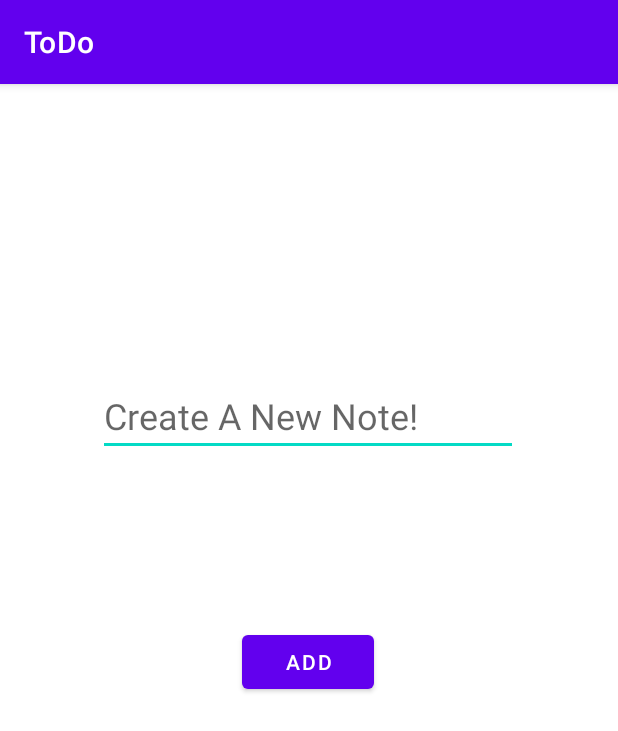
After one commit to suyash-nigam/myandroidproject, an Android app: the EditActivity screen opened directly, with no data from a screen before it, on a phone screen of 412 x 824 dp. The commit adds this screen. Shown: the top 731 px of the screen. Run offline under Robolectric (Android 15) with nearby library versions, the phone set to English and light mode, and no system bars.

Commit message:
using activities

```diff
--- /dev/null
+++ b/app/src/main/java/com/example/todo/EditActivity.kt
@@ -0,0 +1,64 @@
+package com.example.todo
+
+import android.content.Context
+import android.content.Intent
+import androidx.appcompat.app.AppCompatActivity
+import android.os.Bundle
+import android.util.Log
+import android.view.View
+import android.view.inputmethod.InputMethodManager
+import android.widget.Button
+import android.widget.EditText
+import android.widget.Toast
+import androidx.lifecycle.ViewModelProvider
+
+class EditActivity : AppCompatActivity() {
+
+    lateinit var createNote : EditText
+    lateinit var addButton: Button
+
+    override fun onCreate(savedInstanceState: Bundle?) {
+        super.onCreate(savedInstanceState)
+        setContentView(R.layout.activity_edit)
+
+        createNote = findViewById(R.id.createNote)
+        addButton = findViewById(R.id.addBtn)
+
+        showKeyboard(createNote)
+
+        if(intent.getSerializableExtra("note")!=null){
+            val note : Note = intent.getSerializableExtra("note") as Note
+            createNote.setText(note.noteDescription.toString())
+            addButton.setText("Update")
+            createNote.setSelection(note.noteDescription.length)
+            Log.d("here", "update note - ${note.id} ${note.noteDescription}")
+            addButton.setOnClickListener(){
+
+                Log.d("this", "about to delete")
+
+                note.noteDescription = createNote.text.toString()
+                intent.putExtra("newNote", note)
+                setResult(2, intent)
+                finish()
+            }
+        }
+        else{
+            addButton.setOnClickListener(){
+
+                val note : Note = Note("")
+                note.noteDescription = createNote.text.toString()
+                intent.putExtra("note", note)
+                setResult(2, intent)
+                finish()
+            }
+        }
+    }
+
+    fun showKeyboard(view : View){
+        if(view.requestFocus()){
+            var imm = getSystemService(Context.INPUT_METHOD_SERVICE) as InputMethodManager
+            imm.showSoftInput(view, InputMethodManager.SHOW_IMPLICIT)
+        }
+    }
+
+}
--- a/app/src/main/java/com/example/todo/Note.kt
+++ b/app/src/main/java/com/example/todo/Note.kt
@@ -3,9 +3,10 @@ package com.example.todo
 import androidx.room.ColumnInfo
 import androidx.room.Entity
 import androidx.room.PrimaryKey
+import java.io.Serializable
 
 @Entity(tableName = "notesTable")
-class Note(@ColumnInfo(name = "description") val noteDescription : String) {
+class Note(@ColumnInfo(name = "description") var noteDescription : String) : Serializable {
     @PrimaryKey(autoGenerate = true)
     var id = 0
 }
--- a/app/src/main/java/com/example/todo/NoteDao.kt
+++ b/app/src/main/java/com/example/todo/NoteDao.kt
@@ -6,7 +6,7 @@ import androidx.room.*
 @Dao
 interface NoteDao {
 
-    @Insert(onConflict = OnConflictStrategy.IGNORE)
+    @Insert(onConflict = OnConflictStrategy.REPLACE)
     suspend fun insert(note: Note)
 
     @Update
--- a/app/src/main/java/com/example/todo/NotesDatabase.kt
+++ b/app/src/main/java/com/example/todo/NotesDatabase.kt
@@ -12,7 +12,9 @@ abstract class NotesDatabase : RoomDatabase(){
     companion object{
         private lateinit var databaseInsatance : NotesDatabase
         fun getDatabase(context : Context) : NotesDatabase{
-            val instance = Room.databaseBuilder(context.applicationContext, NotesDatabase::class.java, "note_db").build()
+            val instance = Room.databaseBuilder(
+                context.applicationContext, NotesDatabase::class.java, "note_db")
+                .build()
             return instance
         }
     }
--- /dev/null
+++ b/app/src/main/res/layout/activity_edit.xml
@@ -0,0 +1,38 @@
+<?xml version="1.0" encoding="utf-8"?>
+<androidx.constraintlayout.widget.ConstraintLayout xmlns:android="http://schemas.android.com/apk/res/android"
+    xmlns:app="http://schemas.android.com/apk/res-auto"
+    xmlns:tools="http://schemas.android.com/tools"
+    android:layout_width="match_parent"
+    android:layout_height="match_parent"
+    tools:context=".EditActivity">
+
+    <EditText
+        android:id="@+id/createNote"
+        android:layout_width="wrap_content"
+        android:layout_height="wrap_content"
+        android:ems="10"
+        android:hint="Create A New Note!"
+        android:inputType="textPersonName"
+        android:text=""
+        android:textAlignment="textStart"
+        android:textSize="24sp"
+        app:layout_constraintBottom_toBottomOf="parent"
+        app:layout_constraintEnd_toEndOf="parent"
+        app:layout_constraintHorizontal_bias="0.496"
+        app:layout_constraintStart_toStartOf="parent"
+        app:layout_constraintTop_toTopOf="parent"
+        app:layout_constraintVertical_bias="0.272" />
+
+    <Button
+        android:id="@+id/addBtn"
+        android:layout_width="wrap_content"
+        android:layout_height="wrap_content"
+        android:text="ADD"
+        app:layout_constraintBottom_toBottomOf="parent"
+        app:layout_constraintEnd_toEndOf="parent"
+        app:layout_constraintHorizontal_bias="0.498"
+        app:layout_constraintStart_toStartOf="parent"
+        app:layout_constraintTop_toBottomOf="@+id/createNote"
+        app:layout_constraintVertical_bias="0.24" />
+
+</androidx.constraintlayout.widget.ConstraintLayout>
```
Also changed, not shown: app/src/main/AndroidManifest.xml (+3 -6 lines), app/src/main/java/com/example/todo/MainActivity.kt (+80 -26 lines), app/src/main/java/com/example/todo/MyAdapter.kt (+34 -5 lines), app/src/main/java/com/example/todo/NoteViewModel.kt (+15 -0 lines), app/src/main/res/layout/activity_main.xml (+17 -2 lines).
